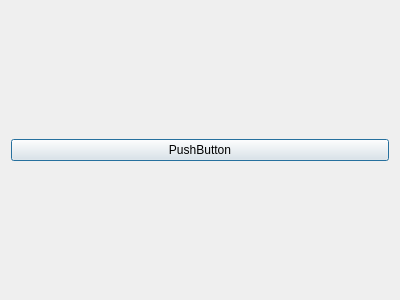
Above: 01_SOURCES/Skills_Training_Info/DisplayUpdateSkills.ui from AngryBirdTeam/SkillMatrix before the change. Below: the same form after it.
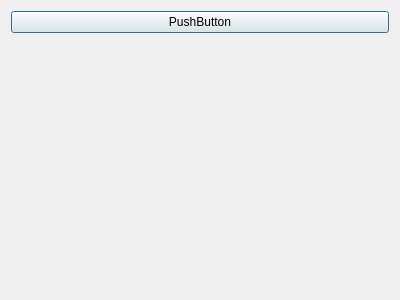
That is the form after the change.

Patch:
```diff
--- a/01_SOURCES/Skills_Training_Info/DisplayUpdateSkills.ui
+++ b/01_SOURCES/Skills_Training_Info/DisplayUpdateSkills.ui
@@ -14,6 +14,13 @@
    <string>Dialog</string>
   </property>
   <layout class="QGridLayout" name="gridLayout">
+   <item row="1" column="0">
+    <widget class="QLabel" name="lblImage">
+     <property name="text">
+      <string/>
+     </property>
+    </widget>
+   </item>
    <item row="0" column="0">
     <widget class="QPushButton" name="pushButton">
      <property name="text">
```
